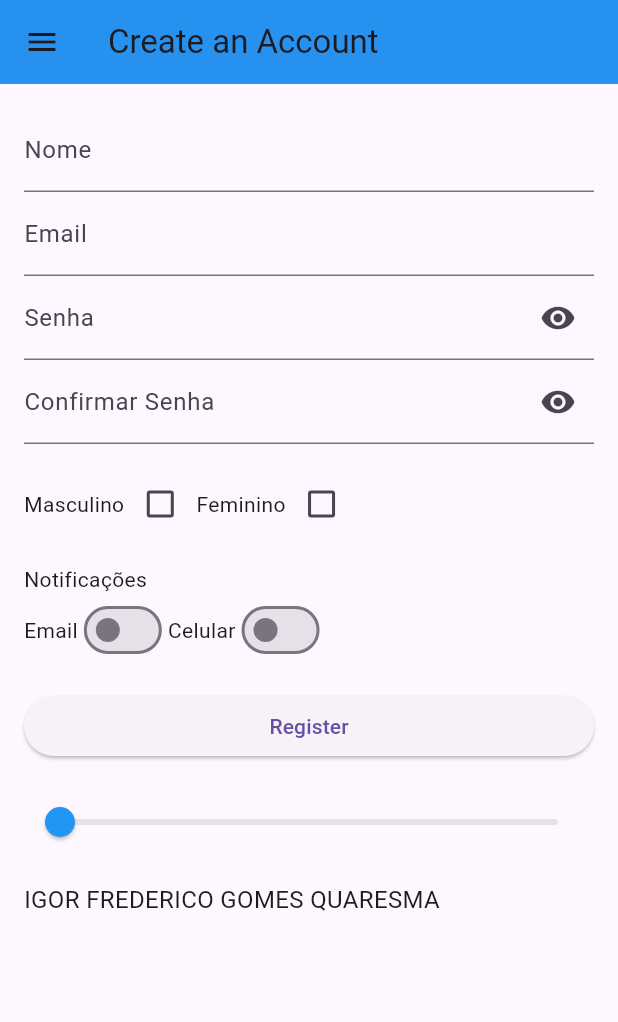
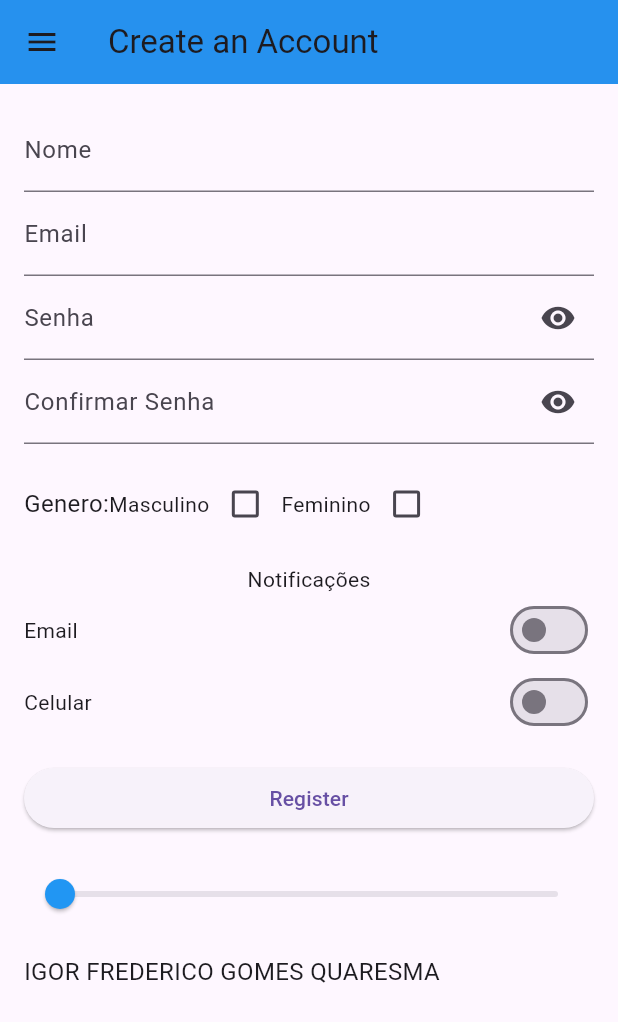
Before and after one commit to ign7/flutter-login-page, a Flutter app: the Register screen opened directly, on a phone screen of 412 x 824 dp. Shown: the top 1022 px of the screen. Run offline on Flutter 3.47's test engine with Material 3 defaults, Android fonts, the phone set to English and light mode, and no system bars; missing offline and left inert: dart:html.

Commit message:
(feat)[register] finish

```diff
--- a/lib/Register.dart
+++ b/lib/Register.dart
@@ -1,4 +1,5 @@
 import 'package:flutter/material.dart';
+import 'package:flutter/widgets.dart';
 import 'package:flutter_application_1/Login.dart';
 import 'Login.dart';
 
@@ -87,7 +88,7 @@ class _RegisterPageState extends State<Register> {
                         onPressed: _togglePasswordVisibility,
                       ),
                     ),
-                    obscureText: true,
+                    obscureText: _isObscured,
                   ),
                 ),
               ],
@@ -105,7 +106,7 @@ class _RegisterPageState extends State<Register> {
                         onPressed: _togglePasswordVisibility,
                       ),
                     ),
-                    obscureText: true,
+                    obscureText: _isObscured,
                   ),
                 ),
               ],
@@ -113,6 +114,10 @@ class _RegisterPageState extends State<Register> {
             SizedBox(height: 16.0),
             Row(
               children: <Widget>[
+                Text(
+                  'Genero:',
+                  style: TextStyle(fontSize: _fontSize),
+                ),
                 Text('Masculino'),
                 Checkbox(
                   value: _isMaleSelected,
@@ -142,8 +147,12 @@ class _RegisterPageState extends State<Register> {
               ],
             ),
             SizedBox(height: 16.0),
-            Text('Notificações'),
+            Container(
+              alignment: Alignment.center,
+              child: Text('Notificações'),
+            ),
             Row(
+              mainAxisAlignment: MainAxisAlignment.spaceBetween,
               children: <Widget>[
                 Text('Email'),
                 Switch(
@@ -155,6 +164,11 @@ class _RegisterPageState extends State<Register> {
                   },
                   activeColor: Colors.blue,
                 ),
+              ],
+            ),
+            Row(
+              mainAxisAlignment: MainAxisAlignment.spaceBetween,
+              children: <Widget>[
                 Text('Celular'),
                 Switch(
                   value: _notifyByCellphone,
```
